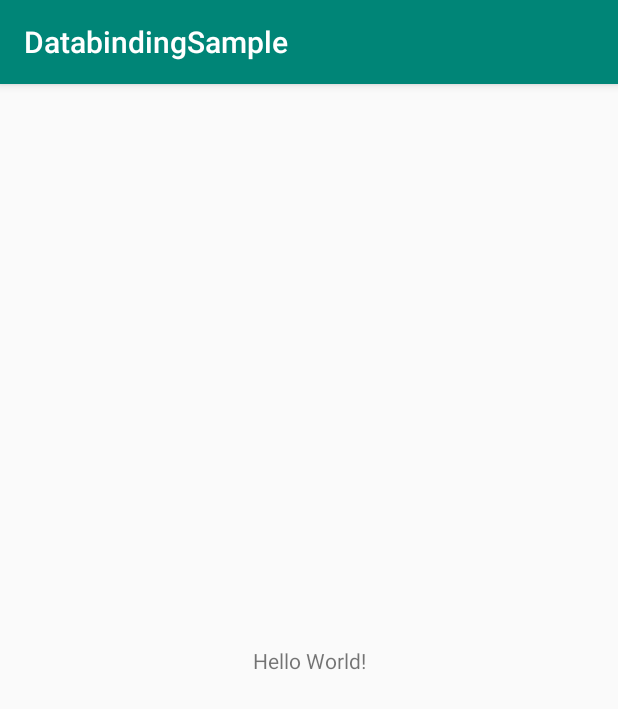
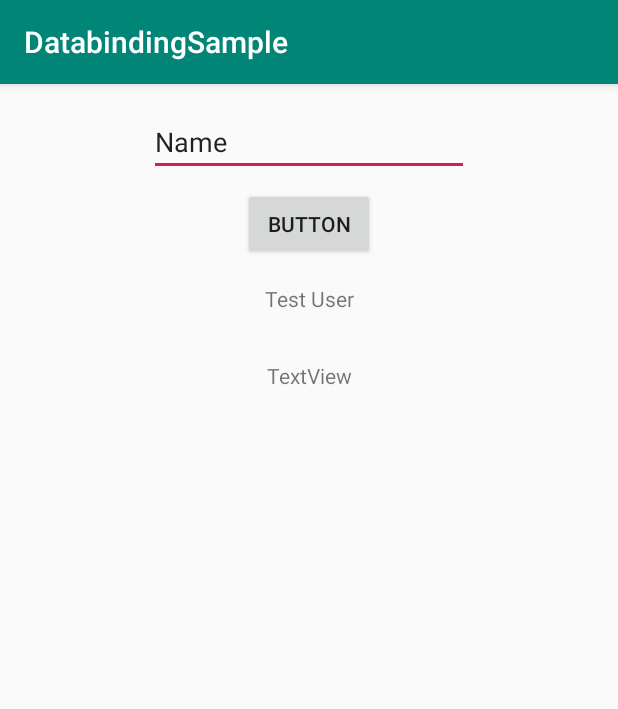
Before and after one commit to parthmehta1990/DatabindingSample, an Android app: the screen it shows after launch (MainActivity), on a phone screen of 412 x 824 dp. Shown: the top 709 px of the screen. Run offline under Robolectric (Android 15) with nearby library versions, the phone set to English and light mode, and no system bars; our stand-ins replace data binding.

Commit message:
Databinding sample example completed

```diff
--- a/app/build.gradle
+++ b/app/build.gradle
@@ -21,6 +21,9 @@ android {
             proguardFiles getDefaultProguardFile('proguard-android-optimize.txt'), 'proguard-rules.pro'
         }
     }
+    dataBinding{
+        enabled=true
+    }
 }
 
 dependencies {
--- a/app/src/main/java/com/example/databindingsample/MainActivity.kt
+++ b/app/src/main/java/com/example/databindingsample/MainActivity.kt
@@ -2,11 +2,30 @@ package com.example.databindingsample
 
 import androidx.appcompat.app.AppCompatActivity
 import android.os.Bundle
+import android.view.View
+import androidx.databinding.DataBindingUtil
+import com.example.databindingsample.databinding.ActivityMainBinding
 
 class MainActivity : AppCompatActivity() {
 
+    lateinit var binding:ActivityMainBinding
+
+    val user:User=User("Test User","Welcome")
+
     override fun onCreate(savedInstanceState: Bundle?) {
         super.onCreate(savedInstanceState)
-        setContentView(R.layout.activity_main)
+        binding=DataBindingUtil.setContentView(this,R.layout.activity_main)
+
+        binding.user=user
+
+        binding.button.setOnClickListener {
+
+            binding.apply {
+
+                txtmsg.text=editText.text.toString()
+                textView.visibility=View.INVISIBLE
+                invalidateAll()
+            }
+        }
     }
 }
--- /dev/null
+++ b/app/src/main/java/com/example/databindingsample/User.kt
@@ -0,0 +1,3 @@
+package com.example.databindingsample
+
+data class User(var name:String="",var surname:String="")
--- a/app/src/main/res/layout/activity_main.xml
+++ b/app/src/main/res/layout/activity_main.xml
@@ -1,18 +1,63 @@
 <?xml version="1.0" encoding="utf-8"?>
-<androidx.constraintlayout.widget.ConstraintLayout xmlns:android="http://schemas.android.com/apk/res/android"
+
+<layout xmlns:android="http://schemas.android.com/apk/res/android"
     xmlns:app="http://schemas.android.com/apk/res-auto"
-    xmlns:tools="http://schemas.android.com/tools"
+    xmlns:tools="http://schemas.android.com/tools">
+
+    <data>
+
+        <variable
+            name="user"
+            type="com.example.databindingsample.User" />
+    </data>
+
+    <androidx.constraintlayout.widget.ConstraintLayout
         android:layout_width="match_parent"
         android:layout_height="match_parent"
         tools:context=".MainActivity">
 
         <TextView
+            android:id="@+id/txtmsg"
             android:layout_width="wrap_content"
             android:layout_height="wrap_content"
-        android:text="Hello World!"
-        app:layout_constraintBottom_toBottomOf="parent"
-        app:layout_constraintLeft_toLeftOf="parent"
-        app:layout_constraintRight_toRightOf="parent"
+            android:layout_marginTop="16dp"
+            android:text="@={user.name }"
+            app:layout_constraintEnd_toEndOf="parent"
+            app:layout_constraintStart_toStartOf="parent"
+            app:layout_constraintTop_toBottomOf="@+id/button" />
+
+        <EditText
+            android:id="@+id/editText"
+            android:layout_width="wrap_content"
+            android:layout_height="wrap_content"
+            android:layout_marginTop="16dp"
+            android:ems="10"
+            android:inputType="textPersonName"
+            android:text="Name"
+            app:layout_constraintEnd_toEndOf="parent"
+            app:layout_constraintStart_toStartOf="parent"
             app:layout_constraintTop_toTopOf="parent" />
 
+        <Button
+            android:id="@+id/button"
+            android:layout_width="wrap_content"
+            android:layout_height="wrap_content"
+            android:layout_marginTop="8dp"
+            android:text="Button"
+            app:layout_constraintEnd_toEndOf="@+id/editText"
+            app:layout_constraintStart_toStartOf="@+id/editText"
+            app:layout_constraintTop_toBottomOf="@+id/editText" />
+
+        <TextView
+            android:id="@+id/textView"
+            android:layout_width="wrap_content"
+            android:layout_height="0dp"
+            android:layout_marginTop="32dp"
+            android:text="TextView"
+            app:layout_constraintEnd_toEndOf="parent"
+            app:layout_constraintStart_toStartOf="parent"
+            app:layout_constraintTop_toBottomOf="@+id/txtmsg" />
+
     </androidx.constraintlayout.widget.ConstraintLayout>
+
+</layout>
```
Lines whose indentation alone changed are shown as unchanged.
